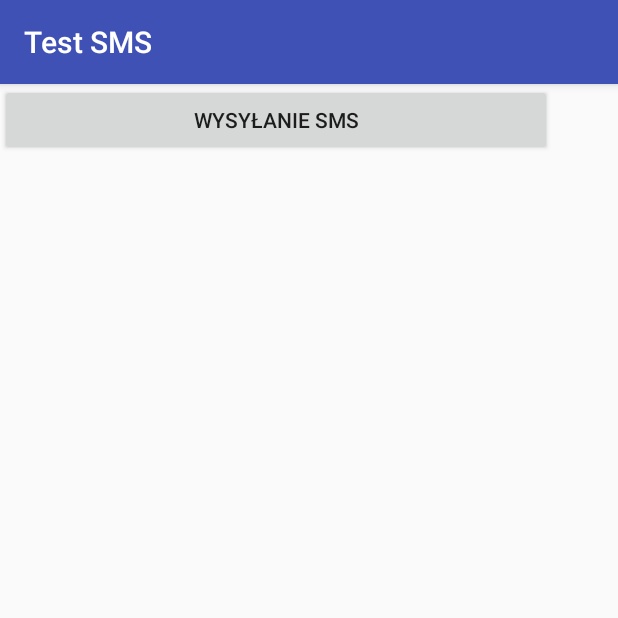
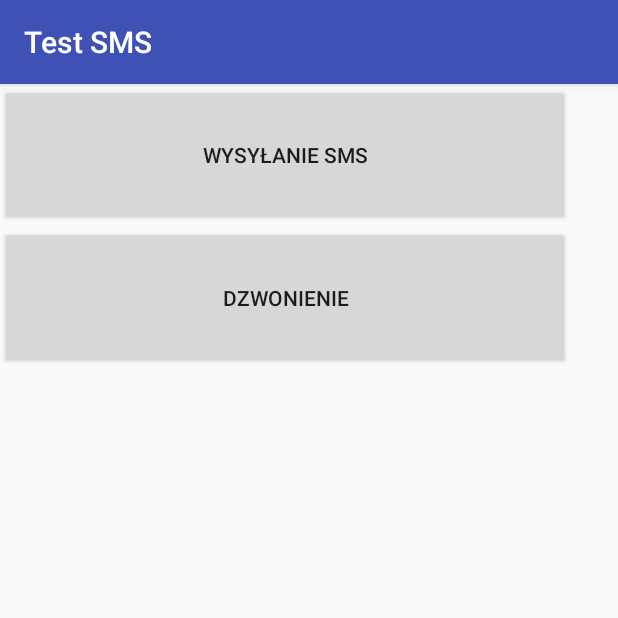
Before and after one commit to mati2806/Smsek, an Android app: the screen it shows after launch (MainActivity), on a phone screen of 412 x 824 dp, the top half of it. Run offline under Robolectric (Android 15) with nearby library versions, the phone set to English and light mode, and no system bars.

Commit message:
Smsek bajerek

```diff
--- a/app/src/main/AndroidManifest.xml
+++ b/app/src/main/AndroidManifest.xml
@@ -5,6 +5,8 @@
     <uses-permission android:name="android.permission.RECEIVE_SMS"/>
     <uses-permission android:name="android.permission.READ_SMS"/>
     <uses-permission android:name="android.permission.SEND_SMS"/>
+    <uses-permission android:name="android.permission.CALL_PHONE"/>
+
 
 
     <application
@@ -26,6 +28,10 @@
 
         </activity>
 
+        <activity android:name=".scena2">
+
+        </activity>
+
     </application>
 
 </manifest>
--- a/app/src/main/java/com/test/uczen/testsms/MainActivity.java
+++ b/app/src/main/java/com/test/uczen/testsms/MainActivity.java
@@ -8,7 +8,7 @@ import android.widget.Button;
 
 public class MainActivity extends AppCompatActivity {
 
-    Button przejscie;
+    Button przejscie, dzyn;
 
     @Override
     protected void onCreate(Bundle savedInstanceState) {
@@ -16,6 +16,7 @@ public class MainActivity extends AppCompatActivity {
         setContentView(R.layout.activity_main);
 
         przejscie = (Button) findViewById(R.id.b1);
+        dzyn = (Button) findViewById(R.id.b2);
 
         przejscie.setOnClickListener(new View.OnClickListener() {
             @Override
@@ -27,5 +28,16 @@ public class MainActivity extends AppCompatActivity {
 
 
         });
+
+        dzyn.setOnClickListener(new View.OnClickListener() {
+            @Override
+            public void onClick(View v) {
+                Intent i = new Intent(getApplicationContext(), scena2.class);
+                startActivity(i);
+
+            }
+
+
+        });
     }
 }
--- a/app/src/main/res/layout/activity_main.xml
+++ b/app/src/main/res/layout/activity_main.xml
@@ -7,17 +7,35 @@
     tools:context="com.test.uczen.testsms.MainActivity">
 
     <LinearLayout
-        android:layout_width="368dp"
-        android:layout_height="495dp"
+        android:layout_width="380dp"
+        android:layout_height="190dp"
         android:orientation="horizontal"
         tools:layout_editor_absoluteY="8dp"
-        tools:layout_editor_absoluteX="8dp">
+        tools:layout_editor_absoluteX="-4dp">
 
-        <Button
-            android:id="@+id/b1"
-            android:layout_width="wrap_content"
-            android:layout_height="wrap_content"
+        <LinearLayout
+            android:layout_width="match_parent"
+            android:layout_height="match_parent"
             android:layout_weight="1"
-            android:text="Wysyłanie SMS" />
+            android:orientation="vertical">
+
+            <Button
+                android:id="@+id/b1"
+                android:layout_width="match_parent"
+                android:layout_height="wrap_content"
+                android:layout_weight="1"
+                android:text="Wysyłanie SMS" />
+
+            <Button
+                android:id="@+id/b2"
+                android:layout_width="match_parent"
+                android:layout_height="wrap_content"
+                android:layout_weight="1"
+                android:text="Dzwonienie"
+                tools:layout_editor_absoluteX="16dp"
+                tools:layout_editor_absoluteY="191dp" />
+        </LinearLayout>
+
     </LinearLayout>
+
 </android.support.constraint.ConstraintLayout>
```
Also changed, not shown: app/src/main/java/com/test/uczen/testsms/scena2.java (added, +105 -0 lines), app/src/main/res/layout/scena2.xml (added, +37 -0 lines).
